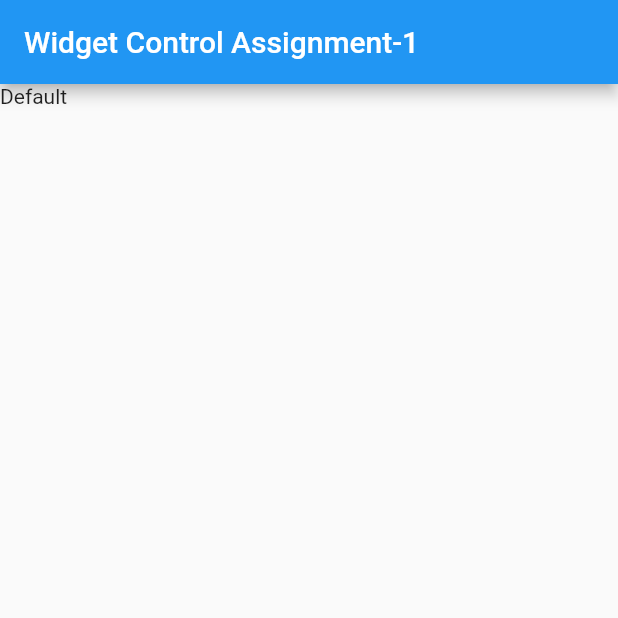
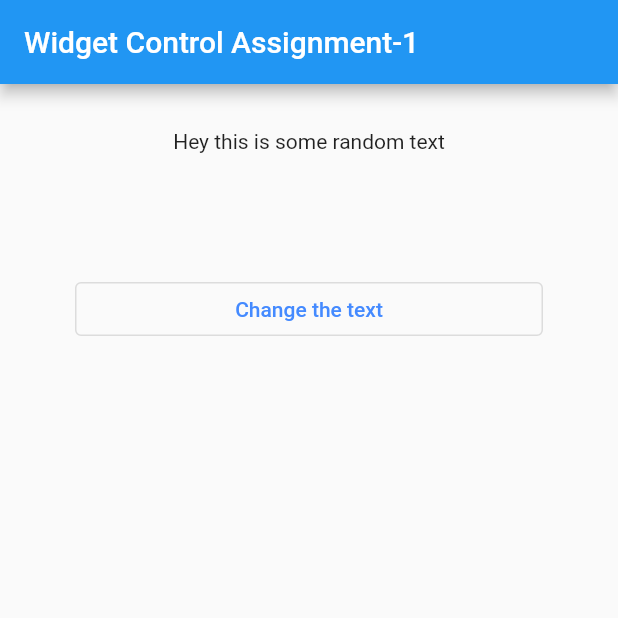
Before and after one commit to ShyamSundhar1411/Widget-Control-Flutter, a Flutter app: the screen it shows after launch, on a phone screen of 412 x 824 dp, the top half of it. Run offline on Flutter 3.47's test engine with Material 2 defaults, Android fonts, the phone set to English and light mode, and no system bars.

Commit message:
Wrapping Up

```diff
--- a/lib/main.dart
+++ b/lib/main.dart
@@ -1,6 +1,8 @@
 import 'dart:math';
 
 import "package:flutter/material.dart";
+import "./text.dart";
+import "./textController.dart";
 
 void main() {
   runApp(MyMainWidget());
@@ -24,16 +26,23 @@ class _MyMainWidgetState extends State<MyMainWidget> {
   var _textIndex = 0;
 
   void _randomiseText() {
-    var random = new Random();
-    _textIndex = random.nextInt(_texts.length);
+    setState(() {
+      var random = new Random();
+      _textIndex = random.nextInt(_texts.length);
+    });
   }
 
   @override
   Widget build(BuildContext context) {
     return MaterialApp(
         home: Scaffold(
-      appBar: AppBar(title: Text("Widget Control Assignment-1")),
-      body: Text("Default"),
-    ));
+            appBar: AppBar(title: Text("Widget Control Assignment-1")),
+            body: Column(children: [
+              textDisplay(_texts[_textIndex]),
+              Change(_randomiseText),
+            ]
+          )
+        )
+      );
   }
 }
--- a/lib/text.dart
+++ b/lib/text.dart
@@ -1,8 +1,18 @@
 import "package:flutter/material.dart";
 
-class Change extends StatelessWidget {
+class textDisplay extends StatelessWidget {
+  String text;
+  textDisplay(this.text);
   @override
   Widget build(BuildContext context) {
-    return Container();
+    return Container(
+      width: double.infinity,
+      margin:EdgeInsets.all(30),
+      child: Center(
+        child: Text(
+          text,
+          )
+        ),
+    );
   }
 }
--- /dev/null
+++ b/lib/textController.dart
@@ -0,0 +1,19 @@
+import "package:flutter/material.dart";
+
+class Change extends StatelessWidget {
+  final Function triggerRandomization;
+  Change(this.triggerRandomization);
+  @override
+  Widget build(BuildContext context) {
+    return Container(
+      width: double.infinity,
+      margin: EdgeInsets.all(50),
+      child: OutlinedButton(
+        style: TextButton.styleFrom(
+            primary: Colors.blueAccent, onSurface: Colors.redAccent),
+        child: Text("Change the text"),
+        onPressed: triggerRandomization,
+      ),
+    );
+  }
+}
```
Also changed, not shown: lib/textControl.dart (deleted).
